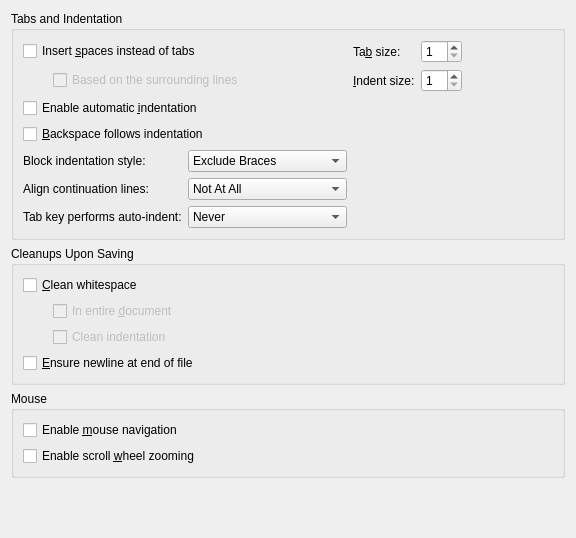
This is src/plugins/texteditor/behaviorsettingspage.ui in qt-creator/qt-creator as Qt 5 draws it before an edit. The edited form follows.
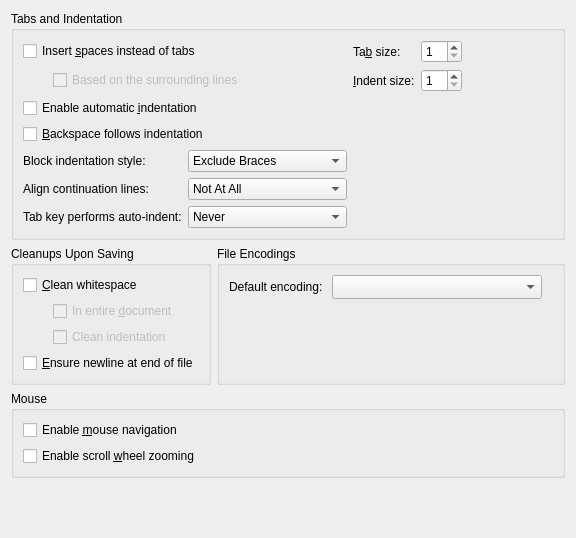
This is the edited form.

Commit message: move default encoding setting to text editor/behavior

```diff
--- a/src/plugins/texteditor/behaviorsettingspage.ui
+++ b/src/plugins/texteditor/behaviorsettingspage.ui
@@ -10,8 +10,8 @@
     <height>538</height>
    </rect>
   </property>
-  <layout class="QVBoxLayout" name="verticalLayout">
-   <item>
+  <layout class="QGridLayout" name="gridLayout_3">
+   <item row="0" column="0" colspan="2">
     <widget class="QGroupBox" name="groupBoxTabAndIndentSettings">
      <property name="title">
       <string>Tabs and Indentation</string>
@@ -305,7 +305,7 @@
      </layout>
     </widget>
    </item>
-   <item>
+   <item row="1" column="0">
     <widget class="QGroupBox" name="groupBoxStorageSettings">
      <property name="toolTip">
       <string>Cleanup actions which are automatically performed right before the file is saved to disk.</string>
@@ -400,7 +400,7 @@
      </layout>
     </widget>
    </item>
-   <item>
+   <item row="2" column="0" colspan="2">
     <widget class="QGroupBox" name="groupBoxMouse">
      <property name="title">
       <string>Mouse</string>
@@ -423,7 +423,7 @@
      </layout>
     </widget>
    </item>
-   <item>
+   <item row="3" column="0">
     <spacer name="verticalSpacer">
      <property name="orientation">
       <enum>Qt::Vertical</enum>
@@ -436,6 +436,68 @@
      </property>
     </spacer>
    </item>
+   <item row="1" column="1">
+    <widget class="QGroupBox" name="groupBox">
+     <property name="title">
+      <string>File Encodings</string>
+     </property>
+     <layout class="QGridLayout" name="gridLayout_4">
+      <item row="0" column="1">
+       <layout class="QHBoxLayout" name="horizontalLayout_6">
+        <item>
+         <widget class="QComboBox" name="encodingBox">
+          <property name="sizePolicy">
+           <sizepolicy hsizetype="Preferred" vsizetype="Fixed">
+            <horstretch>0</horstretch>
+            <verstretch>0</verstretch>
+           </sizepolicy>
+          </property>
+          <property name="sizeAdjustPolicy">
+           <enum>QComboBox::AdjustToMinimumContentsLengthWithIcon</enum>
+          </property>
+          <property name="minimumContentsLength">
+           <number>20</number>
+          </property>
+         </widget>
+        </item>
+        <item>
+         <spacer name="horizontalSpacer_6">
+          <property name="orientation">
+           <enum>Qt::Horizontal</enum>
+          </property>
+          <property name="sizeHint" stdset="0">
+           <size>
+            <width>285</width>
+            <height>20</height>
+           </size>
+          </property>
+         </spacer>
+        </item>
+       </layout>
+      </item>
+      <item row="0" column="0">
+       <widget class="QLabel" name="encodingLabel">
+        <property name="text">
+         <string>Default encoding: </string>
+        </property>
+       </widget>
+      </item>
+      <item row="1" column="0" colspan="2">
+       <spacer name="verticalSpacer_2">
+        <property name="orientation">
+         <enum>Qt::Vertical</enum>
+        </property>
+        <property name="sizeHint" stdset="0">
+         <size>
+          <width>20</width>
+          <height>40</height>
+         </size>
+        </property>
+       </spacer>
+      </item>
+     </layout>
+    </widget>
+   </item>
   </layout>
  </widget>
  <tabstops>
```
The commit also changes 5 other files.
